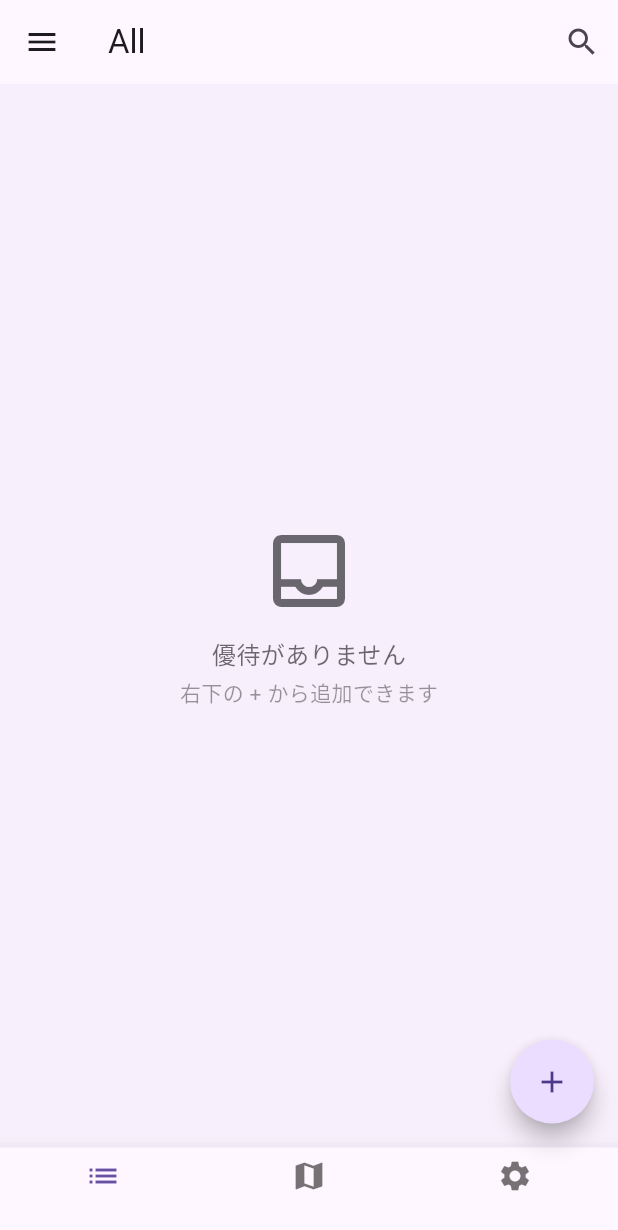
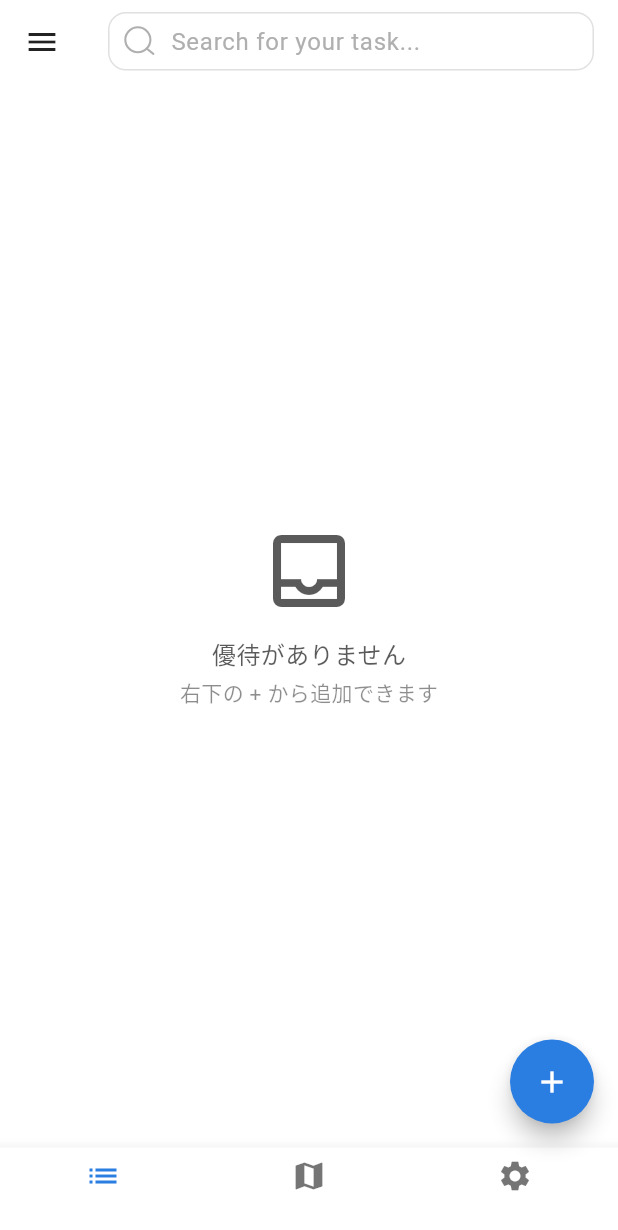
Before and after one commit to haruka08030/yuutai-map, a Flutter app: the screen it shows once a user with an empty profile is signed in, in the side drawer, after a tap on the "add" icon, on a phone screen of 412 x 824 dp. Shown: the top 1230 px of the screen. Run offline on Flutter 3.47's test engine with Material 3 defaults, Android fonts, the phone set to English and light mode, and no system bars; our stand-ins replace drift, flutter_dotenv, flutter_local_notifications, flutter_riverpod, flutter_slidable, freezed_annotation and 4 more; accounts and stored records are empty; generated files the repository leaves out were written again.

Commit message:
UI update

```diff
--- a/lib/app/app.dart
+++ /dev/null
@@ -1,18 +0,0 @@
-import 'package:flutter/material.dart';
-import 'package:flutter_riverpod/flutter_riverpod.dart';
-import 'package:flutter_stock/app/theme/app_theme.dart';
-import 'package:flutter_stock/features/auth/presentation/auth_gate.dart';
-
-class YuutaiApp extends ConsumerWidget {
-  const YuutaiApp({super.key});
-
-  @override
-  Widget build(BuildContext context, WidgetRef ref) {
-    return MaterialApp(
-      title: 'yuutai-map',
-      debugShowCheckedModeBanner: false,
-      theme: AppTheme.light,
-      home: const AuthGate(),
-    );
-  }
-}
--- a/lib/app/theme/app_theme.dart
+++ b/lib/app/theme/app_theme.dart
@@ -1,9 +1,26 @@
 import 'package:flutter/material.dart';
 
 class AppTheme {
-  static ThemeData get light => ThemeData(
-        colorScheme: ColorScheme.fromSeed(seedColor: const Color(0xFF2A7DE1)),
-        useMaterial3: true,
-        listTileTheme: const ListTileThemeData(dense: false),
-      );
+  static ThemeData get light {
+    return ThemeData(
+      useMaterial3: true,
+      colorScheme: const ColorScheme.light(
+        primary: Color(0xFF2A7DE1),
+        surface: Colors.white,
+      ),
+      scaffoldBackgroundColor: Colors.white,
+      appBarTheme: const AppBarTheme(
+        backgroundColor: Colors.white,
+        elevation: 0,
+        surfaceTintColor: Colors.white,
+        iconTheme: IconThemeData(color: Colors.black87),
+        titleTextStyle: TextStyle(
+          color: Colors.black87,
+          fontSize: 18,
+          fontWeight: FontWeight.bold,
+        ),
+      ),
+      listTileTheme: const ListTileThemeData(dense: false),
+    );
+  }
 }
--- a/lib/data/repositories/users_yuutai_repository_local.dart
+++ b/lib/data/repositories/users_yuutai_repository_local.dart
@@ -13,13 +13,15 @@ class UsersYuutaiRepositoryLocal implements UsersYuutaiRepository {
 
   @override
   Stream<List<domain.UsersYuutai>> watchActive() {
-    final query = (_db.select(_db.usersYuutais)..where((tbl) => tbl.deletedAt.isNull()));
+    final query = (_db.select(_db.usersYuutais)
+      ..where((tbl) => tbl.deletedAt.isNull() & tbl.isUsed.equals(false)));
     return query.watch().map(_rowsToEntities);
   }
 
   @override
   Future<List<domain.UsersYuutai>> getActive() async {
-    final rows = await (_db.select(_db.usersYuutais)..where((tbl) => tbl.deletedAt.isNull()))
+    final rows = await (_db.select(_db.usersYuutais)
+          ..where((tbl) => tbl.deletedAt.isNull() & tbl.isUsed.equals(false)))
         .get();
     return _rowsToEntities(rows);
   }
--- a/lib/features/app/presentation/main_page.dart
+++ b/lib/features/app/presentation/main_page.dart
@@ -1,5 +1,6 @@
 import 'package:flutter/material.dart';
 import 'package:flutter_riverpod/flutter_riverpod.dart';
+import 'package:flutter_stock/features/app/presentation/widgets/home_search_bar.dart';
 import 'package:flutter_stock/features/auth/data/auth_repository.dart';
 import 'package:flutter_stock/features/benefits/presentation/users_yuutai_edit_page.dart';
 import 'package:flutter_stock/features/benefits/presentation/users_yuutai_page.dart';
@@ -15,7 +16,6 @@ class MainPage extends ConsumerStatefulWidget {
 
 class _MainPageState extends ConsumerState<MainPage> {
   int _selectedIndex = 0;
-  bool _isSearching = false;
   String _searchQuery = '';
   final _searchController = TextEditingController();
 
@@ -42,52 +42,11 @@ class _MainPageState extends ConsumerState<MainPage> {
   }
 
   AppBar _buildAppBar(BuildContext context) {
-    if (_isSearching) {
-      return AppBar(
-        leading: IconButton(
-          icon: const Icon(Icons.arrow_back),
-          onPressed: () {
-            setState(() {
-              _isSearching = false;
-              _searchQuery = '';
-              _searchController.clear();
-            });
-          },
-        ),
-        title: TextField(
-          controller: _searchController,
-          autofocus: true,
-          decoration: const InputDecoration(
-            hintText: 'Search...',
-            border: InputBorder.none,
-          ),
-        ),
-        actions: [
-          IconButton(
-            icon: const Icon(Icons.clear),
-            onPressed: () {
-              _searchController.clear();
-            },
-          ),
-        ],
-      );
-    } else {
-      return AppBar(
-        title: const Text('All'),
-        actions: [
-          if (_selectedIndex ==
-              0) // Only show search button on the benefits page
-            IconButton(
-              icon: const Icon(Icons.search),
-              onPressed: () {
-                setState(() {
-                  _isSearching = true;
-                });
-              },
-            ),
-        ],
-      );
-    }
+    return AppBar(
+      title: CompanySearchBar(
+        controller: _searchController,
+      ),
+    );
   }
 
   @override
--- /dev/null
+++ b/lib/features/app/presentation/widgets/home_search_bar.dart
@@ -0,0 +1,104 @@
+import 'package:flutter/material.dart';
+
+class CompanySearchBar extends StatelessWidget {
+  const CompanySearchBar({
+    super.key,
+    this.controller,
+    this.onChanged,
+    this.onSubmitted,
+    this.hintText = 'Search for your task...',
+    this.autofocus = false,
+  });
+
+  final TextEditingController? controller;
+  final ValueChanged<String>? onChanged;
+  final ValueChanged<String>? onSubmitted;
+  final String hintText;
+  final bool autofocus;
+
+  @override
+  Widget build(BuildContext context) {
+    // スクショの雰囲気に合わせた色味
+    const borderColor = Color(0xFFE0E0E0); // ごく薄いグレー
+    const placeholderColor = Color(0xFFAFAFAF); // 文字は薄め
+
+    final baseBorder = OutlineInputBorder(
+      borderRadius: BorderRadius.circular(12), // 角の丸み
+      borderSide: const BorderSide(color: borderColor, width: 1),
+    );
+
+    return ConstrainedBox(
+      constraints: const BoxConstraints.tightFor(height: 40), // 背丈は控えめ
+      child: TextField(
+        controller: controller,
+        onChanged: onChanged,
+        onSubmitted: onSubmitted,
+        autofocus: autofocus,
+        textInputAction: TextInputAction.search,
+        textAlignVertical: TextAlignVertical.center,
+        style: const TextStyle(height: 1.2), // 行間を詰めて中央寄せ
+        decoration: InputDecoration(
+          hintText: hintText,
+          hintStyle: const TextStyle(color: placeholderColor),
+          // 左の虫眼鏡（線が細いのでCustomPaintで再現）
+          prefixIcon: const _MagnifierIcon(),
+          // アイコンとテキストの間隔をスクショ寄りに
+          prefixIconConstraints: const BoxConstraints(minWidth: 38, minHeight: 20),
+          isDense: true,
+          contentPadding: const EdgeInsets.symmetric(vertical: 10),
+          filled: true,
+          fillColor: Colors.white, // 背景は白
+          enabledBorder: baseBorder,
+          disabledBorder: baseBorder,
+          focusedBorder: baseBorder, // 焦点時も色はほぼ変えない（スクショ準拠）
+        ),
+      ),
+    );
+  }
+}
+
+/// 細い線の虫眼鏡（円と柄）を描く
+class _MagnifierIcon extends StatelessWidget {
+  const _MagnifierIcon();
+
+  @override
+  Widget build(BuildContext context) {
+    const iconColor = Color(0xFFAFAFAF);
+    return Padding(
+      padding: const EdgeInsets.only(left: 10, right: 6),
+      child: CustomPaint(
+        size: const Size(18, 18),
+        painter: _MagnifierPainter(iconColor),
+      ),
+    );
+  }
+}
+
+class _MagnifierPainter extends CustomPainter {
+  _MagnifierPainter(this.color);
+
+  final Color color;
+
+  @override
+  void paint(Canvas canvas, Size size) {
+    final paint = Paint()
+      ..color = color
+      ..style = PaintingStyle.stroke
+      ..strokeWidth = 1.4
+      ..strokeCap = StrokeCap.round;
+
+    // ルーペの円
+    final r = size.width * 0.38; // 少し余白を持たせる
+    final center = Offset(size.width * 0.45, size.height * 0.45);
+    canvas.drawCircle(center, r, paint);
+
+    // 柄（45度）
+    final handleStart = Offset(center.dx + r * 0.7, center.dy + r * 0.7);
+    final handleEnd = Offset(size.width * 0.92, size.height * 0.92);
+    canvas.drawLine(handleStart, handleEnd, paint);
+  }
+
+  @override
+  bool shouldRepaint(covariant _MagnifierPainter oldDelegate) =>
+      oldDelegate.color != color;
+}
--- a/lib/features/benefits/presentation/users_yuutai_page.dart
+++ b/lib/features/benefits/presentation/users_yuutai_page.dart
@@ -34,12 +34,9 @@ class UsersYuutaiPage extends ConsumerWidget {
             return const Center(child: Text('No results found.'));
           }
           final cs = Theme.of(context).colorScheme;
-          final bg = cs.primary.withAlpha(12);
           final fg = cs.onSurface.withAlpha(165);
           final sub = cs.onSurface.withAlpha(114);
-          return Container(
-            color: bg,
-            child: Center(
+          return Center(
             child: Column(
               mainAxisSize: MainAxisSize.min,
               children: [
@@ -49,7 +46,6 @@ class UsersYuutaiPage extends ConsumerWidget {
                 const SizedBox(height: 4),
                 Text('右下の + から追加できます', style: TextStyle(color: sub)),
               ],
-              ),
             ),
           );
         }
--- a/lib/main.dart
+++ b/lib/main.dart
@@ -1,6 +1,7 @@
 import 'package:flutter/material.dart';
 import 'package:flutter_dotenv/flutter_dotenv.dart';
 import 'package:flutter_riverpod/flutter_riverpod.dart';
+import 'package:flutter_stock/app/theme/app_theme.dart';
 import 'package:flutter_stock/core/notifications/notification_service.dart';
 import 'package:flutter_stock/features/auth/presentation/auth_gate.dart';
 import 'package:intl/date_symbol_data_local.dart';
@@ -27,8 +28,9 @@ class MyApp extends StatelessWidget {
   @override
   Widget build(BuildContext context) {
     return MaterialApp(
-      title: 'Shareholder Benefit App',
-      theme: ThemeData(primarySwatch: Colors.blue),
+      title: 'yuutai-map',
+      debugShowCheckedModeBanner: false,
+      theme: AppTheme.light,
       home: const AuthGate(),
     );
   }
```
Also changed, not shown: lib/features/auth/data/auth_repository.dart (+3 -8 lines), lib/features/benefits/presentation/company_search_page.dart (+13 -14 lines), lib/features/benefits/widgets/users_yuutai_list_tile.dart (+44 -14 lines), lib/data/local/drift/database.g.dart, lib/domain/entities/users_yuutai.dart (line endings or trailing spaces), 4 other files. Lines whose indentation alone changed are shown as unchanged.
